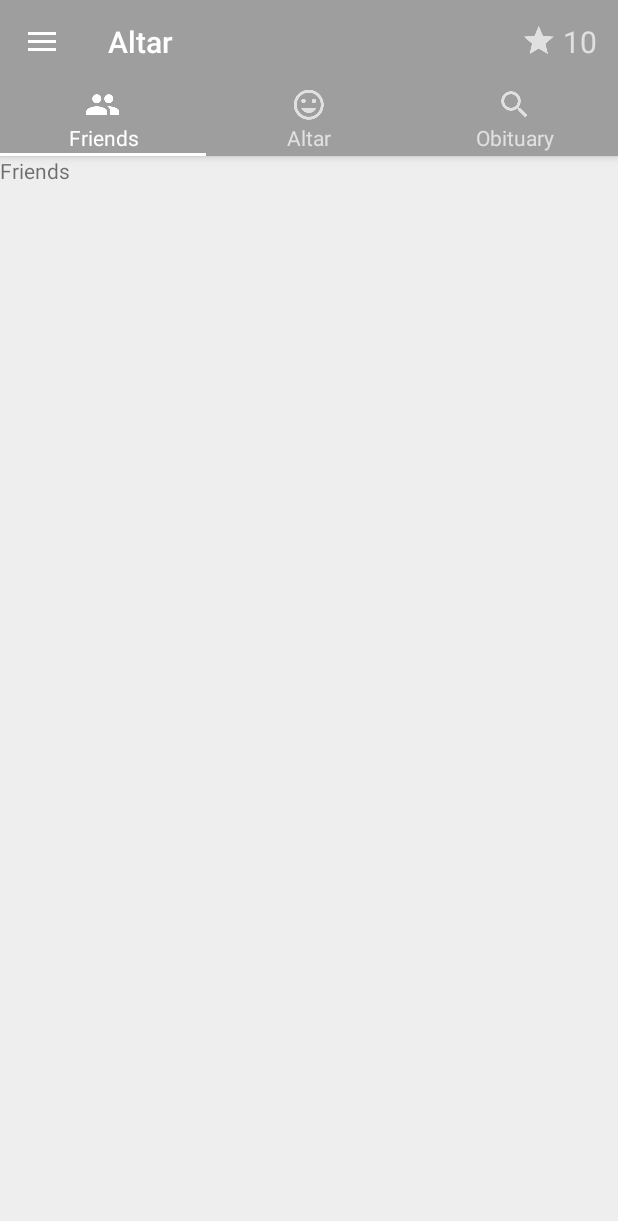
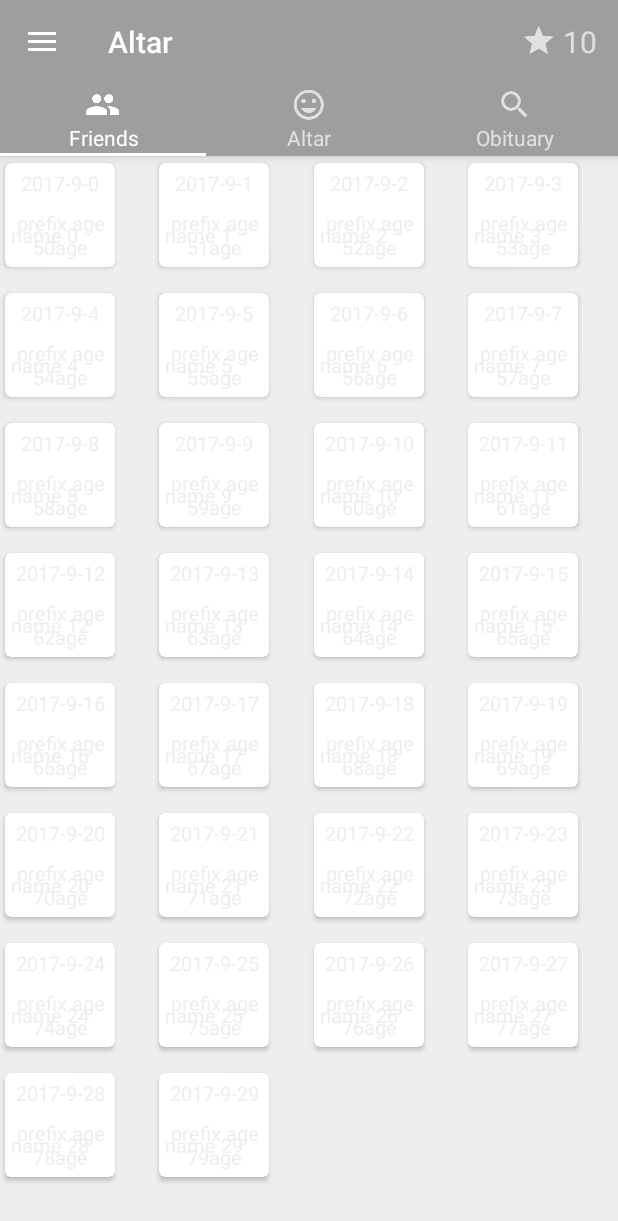
Before and after one commit to ysera34/android-memorialize, an Android app: the screen it shows after launch (MainActivity), on a phone screen of 412 x 824 dp. Shown: the top 1221 px of the screen. Run offline under Robolectric (Android 15) with nearby library versions, the light colour scheme and no system bars.

Commit message:
friend list, recyclerview gridlayout

```diff
--- a/Altar/app/build.gradle
+++ b/Altar/app/build.gradle
@@ -20,11 +20,13 @@ android {
 }
 
 dependencies {
-    compile fileTree(dir: 'libs', include: ['*.jar'])
+    compile fileTree(include: ['*.jar'], dir: 'libs')
     androidTestCompile('com.android.support.test.espresso:espresso-core:2.2.2', {
         exclude group: 'com.android.support', module: 'support-annotations'
     })
     compile 'com.android.support:appcompat-v7:26.+'
+    compile 'com.android.support:recyclerview-v7:26.0.0-alpha1'
+    compile 'com.android.support:cardview-v7:26.0.0-alpha1'
     compile 'com.android.support:design:26.+'
     compile 'com.android.support.constraint:constraint-layout:1.0.2'
     testCompile 'junit:junit:4.12'
--- /dev/null
+++ b/Altar/app/src/main/java/com/memorial/altar/model/Friend.java
@@ -0,0 +1,54 @@
+package com.memorial.altar.model;
+
+/**
+ * Created by yoon on 2017. 8. 27..
+ */
+
+public class Friend {
+
+    private String mImagePath;
+    private String mName;
+    private String mAge;
+    private String mObitDate;
+    private boolean mIsCommented;
+
+    public String getImagePath() {
+        return mImagePath;
+    }
+
+    public void setImagePath(String imagePath) {
+        mImagePath = imagePath;
+    }
+
+    public String getName() {
+        return mName;
+    }
+
+    public void setName(String name) {
+        mName = name;
+    }
+
+    public String getAge() {
+        return mAge;
+    }
+
+    public void setAge(String age) {
+        mAge = age;
+    }
+
+    public String getObitDate() {
+        return mObitDate;
+    }
+
+    public void setObitDate(String obitDate) {
+        mObitDate = obitDate;
+    }
+
+    public boolean isCommented() {
+        return mIsCommented;
+    }
+
+    public void setCommented(boolean commented) {
+        mIsCommented = commented;
+    }
+}
--- a/Altar/app/src/main/java/com/memorial/altar/view/fragment/FriendListFragment.java
+++ b/Altar/app/src/main/java/com/memorial/altar/view/fragment/FriendListFragment.java
@@ -3,11 +3,18 @@ package com.memorial.altar.view.fragment;
 import android.os.Bundle;
 import android.support.annotation.Nullable;
 import android.support.v4.app.Fragment;
+import android.support.v7.widget.GridLayoutManager;
+import android.support.v7.widget.RecyclerView;
 import android.view.LayoutInflater;
 import android.view.View;
 import android.view.ViewGroup;
+import android.widget.ImageView;
+import android.widget.TextView;
 
 import com.memorial.altar.R;
+import com.memorial.altar.model.Friend;
+
+import java.util.ArrayList;
 
 /**
  * Created by yoon on 2017. 8. 26..
@@ -24,9 +31,14 @@ public class FriendListFragment extends Fragment {
         return fragment;
     }
 
+    private RecyclerView mFriendRecyclerView;
+    private ArrayList<Friend> mFriends;
+    private FriendAdapter mFriendAdapter;
+
     @Override
     public void onCreate(@Nullable Bundle savedInstanceState) {
         super.onCreate(savedInstanceState);
+        mFriends = new ArrayList<>();
     }
 
     @Nullable
@@ -34,6 +46,14 @@ public class FriendListFragment extends Fragment {
     public View onCreateView(LayoutInflater inflater,
                              @Nullable ViewGroup container, @Nullable Bundle savedInstanceState) {
         View view = inflater.inflate(R.layout.fragment_friend_list, container, false);
+        mFriendRecyclerView = view.findViewById(R.id.friend_recycler_view);
+        mFriendRecyclerView.setHasFixedSize(true);
+        mFriendRecyclerView.setLayoutManager(new GridLayoutManager(getActivity(), 4));
+        mFriendAdapter = new FriendAdapter(mFriends);
+        mFriendRecyclerView.setAdapter(mFriendAdapter);
+        mFriends = getFriends();
+        mFriendAdapter.setFriends(mFriends);
+        mFriendAdapter.notifyDataSetChanged();
         return view;
     }
 
@@ -41,4 +61,70 @@ public class FriendListFragment extends Fragment {
     public void onViewCreated(View view, @Nullable Bundle savedInstanceState) {
         super.onViewCreated(view, savedInstanceState);
     }
+
+    private class FriendAdapter extends RecyclerView.Adapter<FriendViewHolder> {
+
+        private ArrayList<Friend> mFriends;
+
+        public FriendAdapter(ArrayList<Friend> friends) {
+            mFriends = friends;
+        }
+
+        public void setFriends(ArrayList<Friend> friends) {
+            mFriends = friends;
+        }
+
+        @Override
+        public FriendViewHolder onCreateViewHolder(ViewGroup parent, int viewType) {
+            LayoutInflater layoutInflater = LayoutInflater.from(parent.getContext());
+            View view = layoutInflater.inflate(R.layout.list_item_friend, parent, false);
+            return new FriendViewHolder(view);
+        }
+
+        @Override
+        public void onBindViewHolder(FriendViewHolder holder, int position) {
+            holder.bindFriend(mFriends.get(position));
+        }
+
+        @Override
+        public int getItemCount() {
+            return mFriends.size();
+        }
+    }
+
+    private class FriendViewHolder extends RecyclerView.ViewHolder {
+
+        private Friend mFriend;
+        private ImageView mPhotoImageView;
+        private TextView mObitDateTextView;
+        private TextView mNameTextView;
+        private TextView mAgeTextView;
+
+        public FriendViewHolder(View itemView) {
+            super(itemView);
+            mPhotoImageView = itemView.findViewById(R.id.list_item_friend_photo_image_view);
+            mObitDateTextView = itemView.findViewById(R.id.list_item_friend_obit_date_text_view);
+            mNameTextView = itemView.findViewById(R.id.list_item_friend_name_text_view);
+            mAgeTextView = itemView.findViewById(R.id.list_item_friend_age_text_view);
+        }
+
+        public void bindFriend(Friend friend) {
+            mFriend = friend;
+            mObitDateTextView.setText(mFriend.getObitDate());
+            mNameTextView.setText(mFriend.getName());
+            mAgeTextView.setText(mFriend.getAge());
+        }
+    }
+
+    private ArrayList<Friend> getFriends() {
+        ArrayList<Friend> friends = new ArrayList<>();
+        for (int i = 0; i < 30; i++) {
+            Friend friend = new Friend();
+            friend.setAge("prefix age " + (i + 50) + "age");
+            friend.setName("name " + i);
+            friend.setObitDate("2017-" + "9-" + i);
+            friends.add(friend);
+        }
+        return friends;
+    }
 }
--- a/Altar/app/src/main/res/layout/fragment_friend_list.xml
+++ b/Altar/app/src/main/res/layout/fragment_friend_list.xml
@@ -4,9 +4,11 @@
               android:layout_width="match_parent"
               android:layout_height="match_parent">
 
-    <TextView
-        android:layout_width="wrap_content"
-        android:layout_height="wrap_content"
-        android:text="@string/title_friends"/>
+    <android.support.v7.widget.RecyclerView
+        android:id="@+id/friend_recycler_view"
+        android:layout_width="match_parent"
+        android:layout_height="wrap_content">
+
+    </android.support.v7.widget.RecyclerView>
 
 </LinearLayout>
--- /dev/null
+++ b/Altar/app/src/main/res/layout/list_item_friend.xml
@@ -0,0 +1,66 @@
+<?xml version="1.0" encoding="utf-8"?>
+<android.support.v7.widget.CardView
+    xmlns:card_view="http://schemas.android.com/apk/res-auto"
+    xmlns:android="http://schemas.android.com/apk/res/android"
+    android:id="@+id/friend_card_view"
+    android:layout_width="80dp"
+    android:layout_height="wrap_content"
+    card_view:cardUseCompatPadding="true"
+    card_view:cardCornerRadius="4dp"
+    android:layout_marginBottom="8dp">
+
+    <RelativeLayout
+        android:layout_width="match_parent"
+        android:layout_height="match_parent">
+
+        <ImageView
+            android:id="@+id/list_item_friend_photo_image_view"
+            android:layout_width="wrap_content"
+            android:layout_height="wrap_content"
+            android:contentDescription="@string/friend_photo_image_view"
+            android:scaleType="centerCrop" />
+
+        <TextView
+            android:id="@+id/list_item_friend_obit_date_text_view"
+            android:layout_width="match_parent"
+            android:layout_height="wrap_content"
+            android:textSize="13sp"
+            android:text="@string/app_name"
+            android:textColor="@color/colorGray200"
+            android:gravity="center"
+            android:layout_below="@+id/list_item_friend_photo_image_view"
+            android:padding="4dp"/>
+
+        <RelativeLayout
+            android:layout_width="match_parent"
+            android:layout_height="wrap_content"
+            android:layout_below="@+id/list_item_friend_obit_date_text_view"
+            android:padding="4dp">
+
+            <TextView
+                android:id="@+id/list_item_friend_name_text_view"
+                android:layout_width="wrap_content"
+                android:layout_height="wrap_content"
+                android:textSize="13sp"
+                android:text="@string/app_name"
+                android:textColor="@color/colorGray200"
+                android:gravity="center"
+                android:layout_centerVertical="true"
+                android:layout_alignParentStart="true"/>
+
+            <TextView
+                android:id="@+id/list_item_friend_age_text_view"
+                android:layout_width="wrap_content"
+                android:layout_height="wrap_content"
+                android:textSize="13sp"
+                android:text="@string/app_name"
+                android:textColor="@color/colorGray200"
+                android:gravity="center"
+                android:layout_centerVertical="true"
+                android:layout_alignParentEnd="true"/>
+
+        </RelativeLayout>
+
+    </RelativeLayout>
+
+</android.support.v7.widget.CardView>
```
